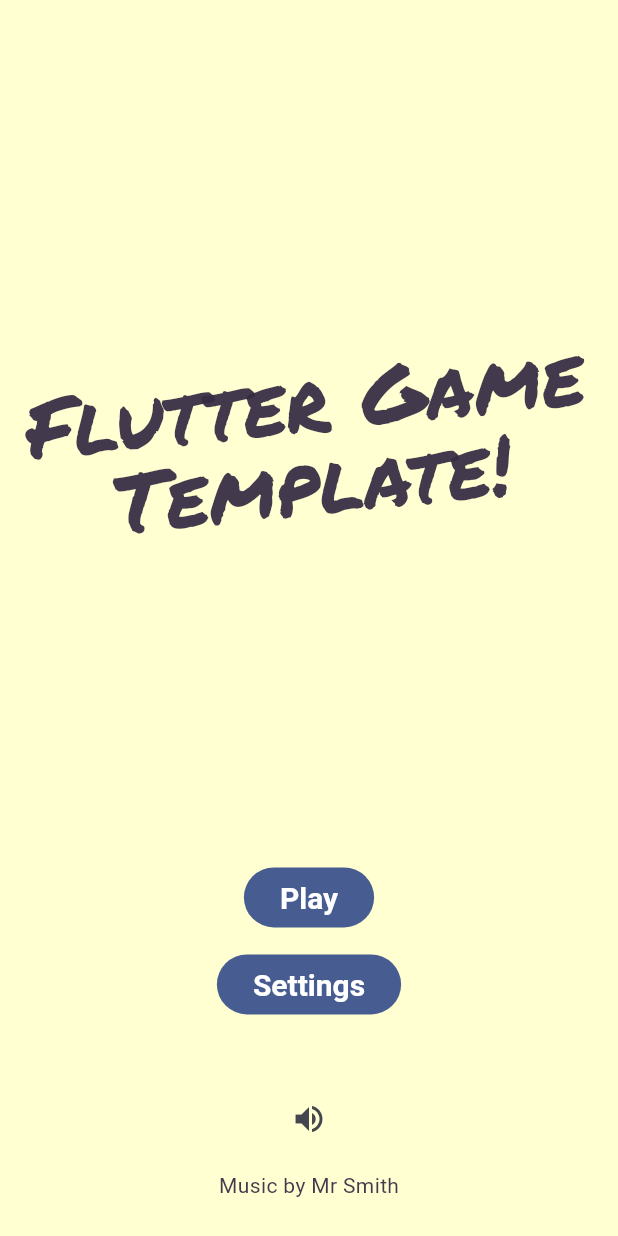
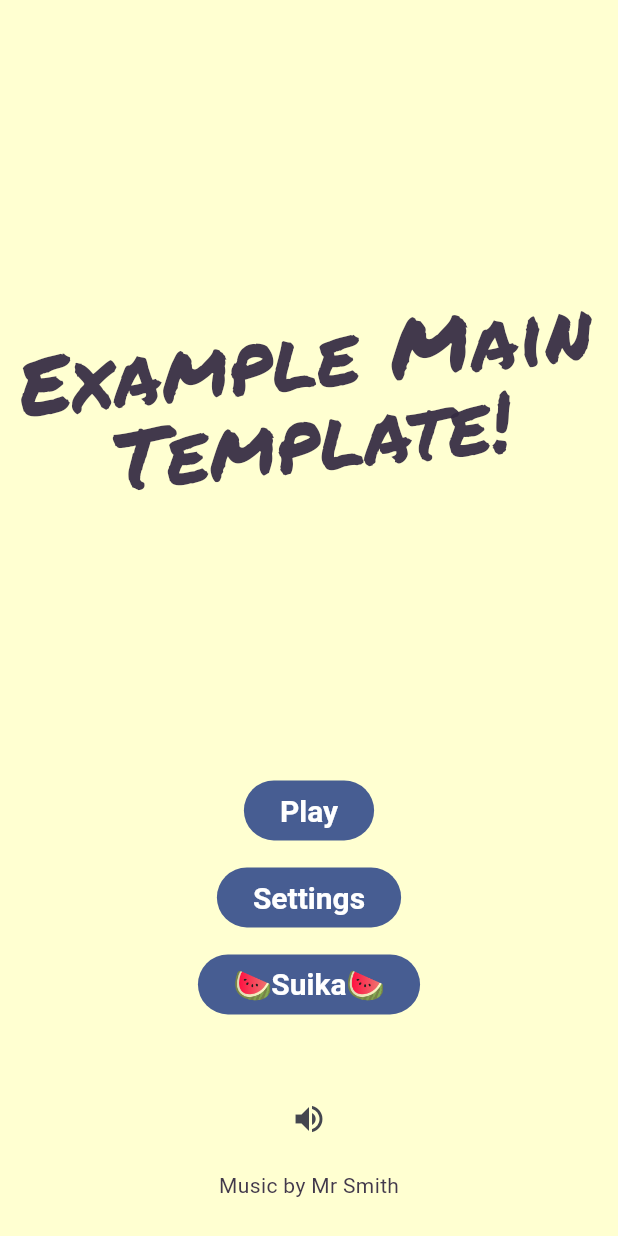
Before and after one commit to leechanwoo-kor/suika, a Flutter app: the screen it shows after launch, on a phone screen of 412 x 824 dp. Run offline on Flutter 3.47's test engine with Material 3 defaults, Android fonts, the light colour scheme and no system bars; our stand-ins replace audioplayers, go_router, shared_preferences.

Commit message:
:construction: Implementing a suika screen.

```diff
--- a/lib/level_selection/level_selection_screen.dart
+++ b/lib/level_selection/level_selection_screen.dart
@@ -21,6 +21,7 @@ class LevelSelectionScreen extends StatelessWidget {
   Widget build(BuildContext context) {
     final palette = context.watch<Palette>();
     final playerProgress = context.watch<PlayerProgress>();
+    final audioController = context.watch<AudioController>();
 
     return Scaffold(
       backgroundColor: palette.backgroundLevelSelection,
@@ -62,6 +63,7 @@ class LevelSelectionScreen extends StatelessWidget {
         ),
         rectangularMenuArea: MyButton(
           onPressed: () {
+            audioController.playSfx(SfxType.buttonTap);
             GoRouter.of(context).go('/');
           },
           child: const Text('Back'),
--- a/lib/main.dart
+++ b/lib/main.dart
@@ -26,9 +26,9 @@
   });
 
   WidgetsFlutterBinding.ensureInitialized();
-  // Put game into full screen mode on mobile devices.
+  // 전체화면 - Put game into full screen mode on mobile devices.
   await SystemChrome.setEnabledSystemUIMode(SystemUiMode.immersiveSticky);
-  // Lock the game to portrait mode on mobile devices.
+  // 세로모드 - Lock the game to portrait mode on mobile devices.
   await SystemChrome.setPreferredOrientations([
     DeviceOrientation.portraitUp,
     DeviceOrientation.portraitDown,
--- a/lib/main_menu/main_menu_screen.dart
+++ b/lib/main_menu/main_menu_screen.dart
@@ -29,7 +29,7 @@ class MainMenuScreen extends StatelessWidget {
           child: Transform.rotate(
             angle: -0.1,
             child: const Text(
-              'Flutter Game Template!',
+              'Example Main Template!',
               textAlign: TextAlign.center,
               style: TextStyle(
                 fontFamily: 'Permanent Marker',
@@ -55,6 +55,11 @@ class MainMenuScreen extends StatelessWidget {
               child: const Text('Settings'),
             ),
             _gap,
+            MyButton(
+              onPressed: () => GoRouter.of(context).push('/Suika'),
+              child: const Text('🍉Suika🍉'),
+            ),
+            _gap,
             Padding(
               padding: const EdgeInsets.only(top: 32),
               child: ValueListenableBuilder<bool>(
--- a/lib/router.dart
+++ b/lib/router.dart
@@ -5,6 +5,7 @@
 import 'package:flutter/foundation.dart';
 import 'package:go_router/go_router.dart';
 import 'package:provider/provider.dart';
+import 'package:suika/suika_session/suika_session_screen.dart';
 
 import 'game_internals/score.dart';
 import 'level_selection/level_selection_screen.dart';
@@ -82,6 +83,11 @@ final router = GoRouter(
           builder: (context, state) =>
               const SettingsScreen(key: Key('settings')),
         ),
+        GoRoute(
+          path: 'suika',
+          builder: (context, state) =>
+              const SuikaSessionScreen(key: Key('suika session')),
+        ),
       ],
     ),
   ],
--- a/lib/settings/settings_screen.dart
+++ b/lib/settings/settings_screen.dart
@@ -6,6 +6,8 @@ import 'package:flutter/material.dart';
 import 'package:go_router/go_router.dart';
 import 'package:provider/provider.dart';
 
+import '../audio/audio_controller.dart';
+import '../audio/sounds.dart';
 import '../player_progress/player_progress.dart';
 import '../style/my_button.dart';
 import '../style/palette.dart';
@@ -21,6 +23,7 @@ class SettingsScreen extends StatelessWidget {
   @override
   Widget build(BuildContext context) {
     final settings = context.watch<SettingsController>();
+    final audioController = context.watch<AudioController>();
     final palette = context.watch<Palette>();
 
     return Scaffold(
@@ -76,6 +79,7 @@ class SettingsScreen extends StatelessWidget {
         ),
         rectangularMenuArea: MyButton(
           onPressed: () {
+            audioController.playSfx(SfxType.buttonTap);
             GoRouter.of(context).pop();
           },
           child: const Text('Back'),
```
Also changed, not shown: lib/suika_session/suika_session_screen.dart (added, +82 -0 lines).
